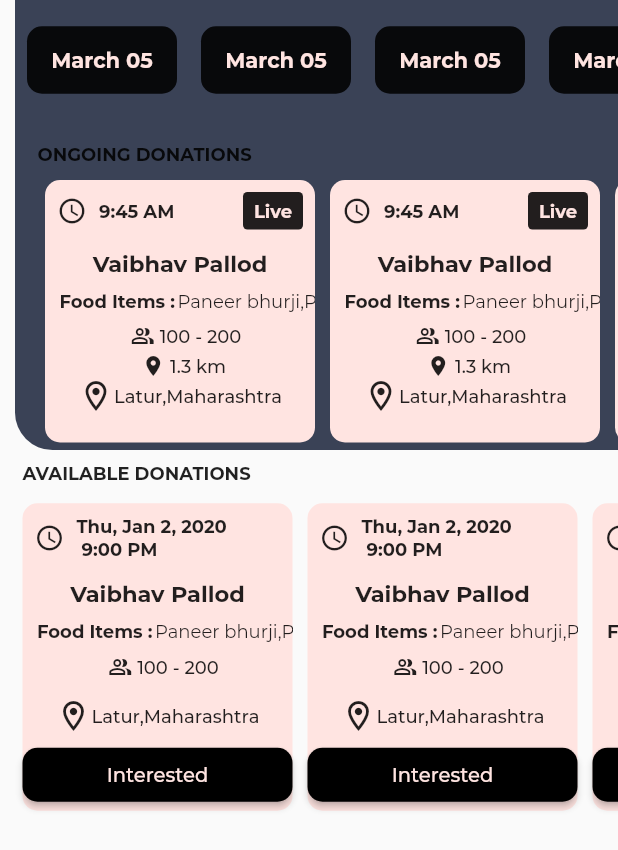
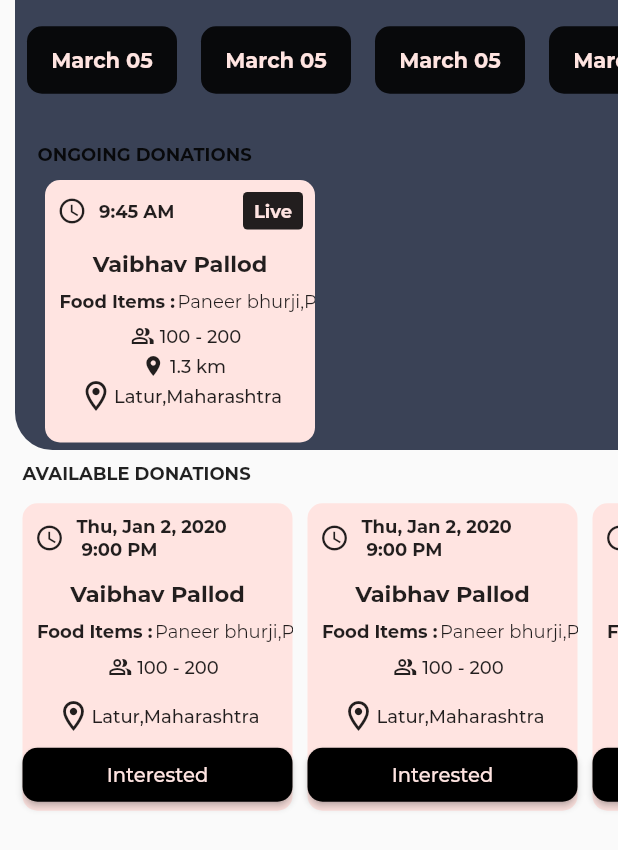
Before and after one commit to atharvasaraf123/Food4All, a Flutter app: the NgoPerson screen opened directly, on a phone screen of 412 x 824 dp. Shown: the top 850 px of the screen. Run offline on Flutter 3.47's test engine with Material 2 defaults, Android fonts, the phone set to English and light mode, and no system bars; our stand-ins replace bubble_bottom_bar, cloud_firestore, dotted_border, firebase_auth, firebase_core, firebase_storage and 13 more; missing offline and left inert: geocoder; accounts and stored records are empty.

```diff
--- a/flutter_app/lib/BottomNavigation/NgoPerson.dart
+++ b/flutter_app/lib/BottomNavigation/NgoPerson.dart
@@ -267,7 +267,8 @@ class _NgoPersonState extends State<NgoPerson> {
   showAcceptedDonations() {
     return Container(
       height: 190,
-      child: ListView.builder(
+      child: PageView.builder(
+        pageSnapping: false,
         itemBuilder: (BuildContext context, int pos) {
           return Align(
             alignment: Alignment.centerLeft,
@@ -416,7 +417,7 @@ class _NgoPersonState extends State<NgoPerson> {
         },
         scrollDirection: Axis.horizontal,
         itemCount: 3,
-        shrinkWrap: true,
+        // shrinkWrap: true,
       ),
     );
   }
```
